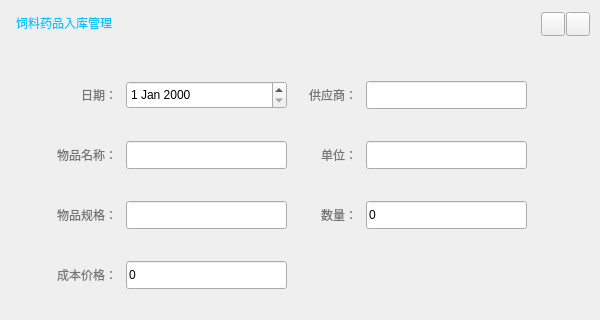
Before: the Qt Designer form ChuangfengDesktop/AddFeedStoreWidget.ui in asdlei99/chuangfengdesktop, drawn with Qt 5; both pictures show x 0 to 600 and y 0 to 320 of the 600 by 673 pixel window.
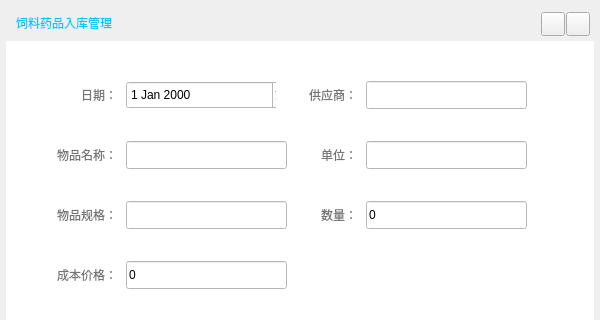
After: the same form once the commit is applied.

The edit to the form file:
```diff
--- a/ChuangfengDesktop/AddFeedStoreWidget.ui
+++ b/ChuangfengDesktop/AddFeedStoreWidget.ui
@@ -103,7 +103,7 @@
    <item>
     <widget class="QWidget" name="widget" native="true">
      <property name="styleSheet">
-      <string notr="true"/>
+      <string notr="true">background-color: rgb(255, 255, 255);</string>
      </property>
      <widget class="QPushButton" name="pop_cancle_btn">
       <property name="geometry">
```
